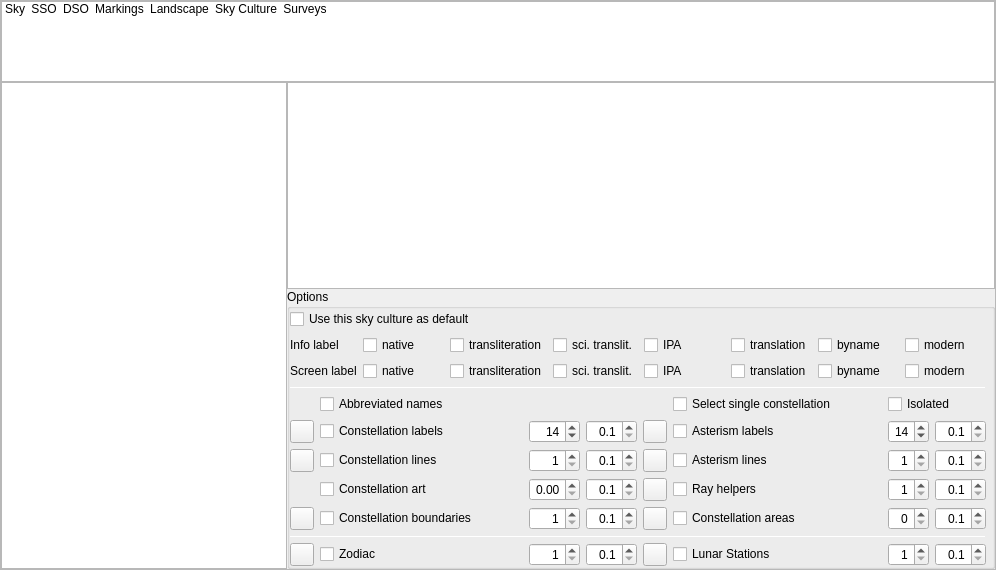
Above: src/gui/viewDialog.ui from Stellarium/stellarium before the change. Below: the same form after it.
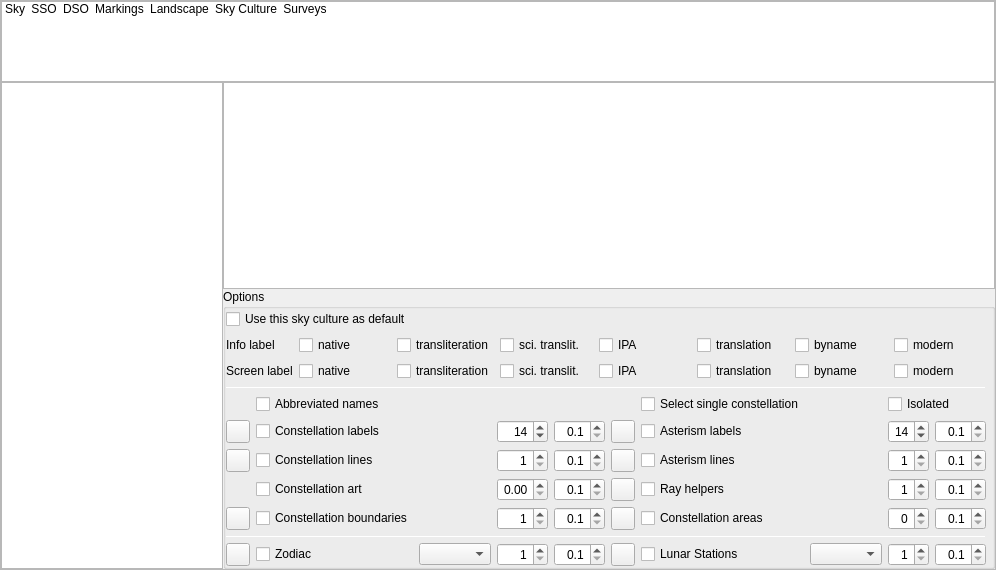
That is the form after the change. The open tabs and pages were chosen to show the change. Icons and pictures are not drawn. Custom widgets are drawn as their Qt base class.

Commit message: Reduce labels for Zodiac and Lunar Stations to single components - avoid screen clutter

Patch:
```diff
--- a/src/gui/viewDialog.ui
+++ b/src/gui/viewDialog.ui
@@ -5851,6 +5851,12 @@
                  </property>
                 </widget>
                </item>
+               <item row="6" column="3">
+                <widget class="QComboBox" name="zodiacLabelComboBox"/>
+               </item>
+               <item row="6" column="9">
+                <widget class="QComboBox" name="lunarSystemLabelComboBox"/>
+               </item>
               </layout>
              </item>
              <item row="4" column="0">
```
Left out of the diff: 4 changed lines with no effect on the pictures. The commit also changes 5 other files.
